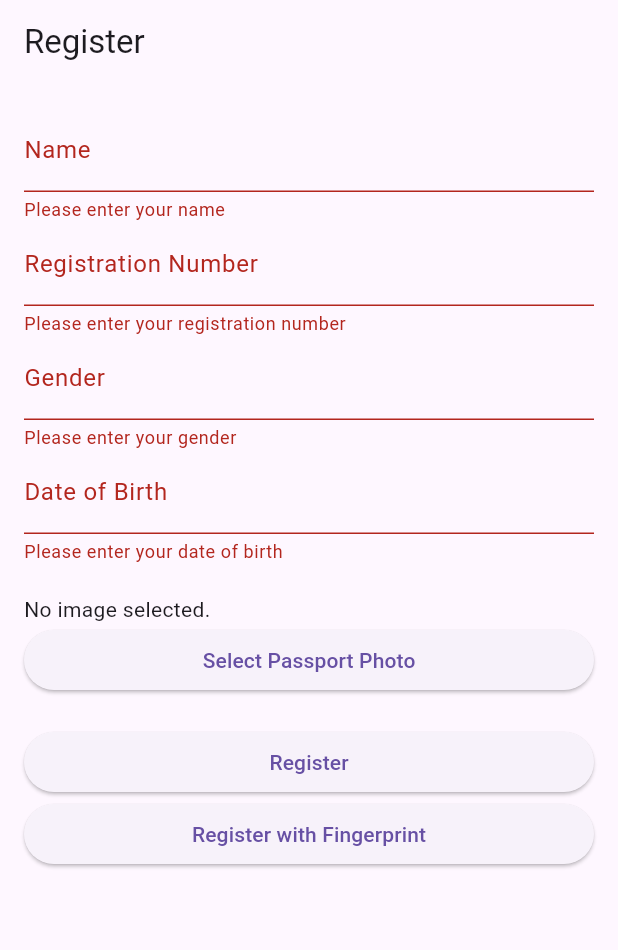
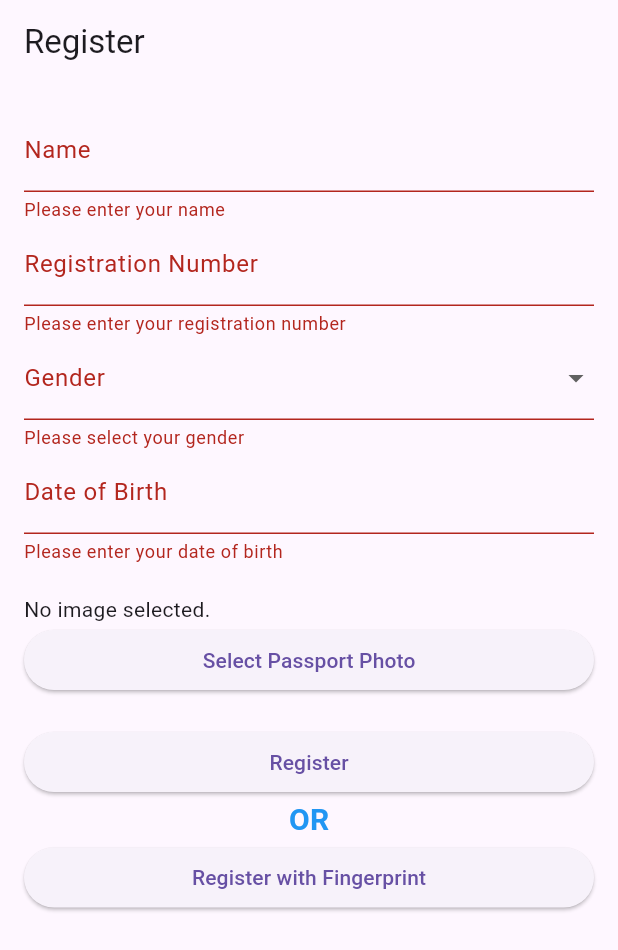
Before and after one commit to Ashymz/register-auth, a Flutter app: the screen it shows after launch, after a tap on "Register", after a tap on "Register with Fingerprint", on a phone screen of 412 x 824 dp. Shown: the top 950 px of the screen. Run offline on Flutter 3.47's test engine with Material 3 defaults, Android fonts, the phone set to English and light mode, and no system bars; our stand-ins replace image_picker, local_auth, shared_preferences.

```diff
--- a/lib/auth/register.dart
+++ b/lib/auth/register.dart
@@ -169,7 +169,6 @@ import 'package:image_picker/image_picker.dart';
 //   }
 // }
 
-
 // lib/register_page.dart
 import 'dart:io';
 import 'package:flutter/material.dart';
@@ -177,7 +176,6 @@ import 'package:image_picker/image_picker.dart';
 import 'package:shared_preferences/shared_preferences.dart';
 import 'package:flutter/services.dart';
 import 'package:local_auth/local_auth.dart';
-
 
 class RegisterPage extends StatefulWidget {
   @override
@@ -188,7 +186,7 @@ class _RegisterPageState extends State<RegisterPage> {
   final _formKey = GlobalKey<FormState>();
   String name = '';
   String registrationNumber = '';
-  String gender = '';
+  String? gender;
   String dateOfBirth = '';
   File? _passportPhoto;
   final ImagePicker _picker = ImagePicker();
@@ -249,7 +247,7 @@ class _RegisterPageState extends State<RegisterPage> {
       SharedPreferences prefs = await SharedPreferences.getInstance();
       prefs.setString('name', name);
       prefs.setString('registrationNumber', registrationNumber);
-      prefs.setString('gender', gender);
+      prefs.setString('gender', gender!);
       prefs.setString('dateOfBirth', dateOfBirth);
       prefs.setString('passportPhoto', _passportPhoto!.path);
 
@@ -263,6 +261,20 @@ class _RegisterPageState extends State<RegisterPage> {
             content:
                 Text('Please fill all fields and select a passport photo')),
       );
+    }
+  }
+
+  Future<void> _selectDate(BuildContext context) async {
+    final DateTime? picked = await showDatePicker(
+      context: context,
+      initialDate: DateTime.now(),
+      firstDate: DateTime(1900),
+      lastDate: DateTime.now(),
+    );
+    if (picked != null && picked != DateTime.now()) {
+      setState(() {
+        dateOfBirth = "${picked.toLocal()}".split(' ')[0];
+      });
     }
   }
 
@@ -291,16 +303,35 @@ class _RegisterPageState extends State<RegisterPage> {
                     : null,
                 onSaved: (value) => registrationNumber = value!,
               ),
-              TextFormField(
+              DropdownButtonFormField<String>(
                 decoration: InputDecoration(labelText: 'Gender'),
+                value: gender,
+                items: <String>['Male', 'Female']
+                    .map<DropdownMenuItem<String>>((String value) {
+                  return DropdownMenuItem<String>(
+                    value: value,
+                    child: Text(value),
+                  );
+                }).toList(),
+                onChanged: (value) {
+                  setState(() {
+                    gender = value!;
+                  });
+                },
                 validator: (value) =>
-                    value!.isEmpty ? 'Please enter your gender' : null,
+                    value == null ? 'Please select your gender' : null,
                 onSaved: (value) => gender = value!,
               ),
               TextFormField(
-                decoration: InputDecoration(labelText: 'Date of Birth'),
-                validator: (value) =>
-                    value!.isEmpty ? 'Please enter your date of birth' : null,
+                readOnly: true,
+                decoration: InputDecoration(
+                  labelText: 'Date of Birth',
+                  hintText: dateOfBirth,
+                ),
+                onTap: () => _selectDate(context),
+                validator: (value) => dateOfBirth.isEmpty
+                    ? 'Please enter your date of birth'
+                    : null,
                 onSaved: (value) => dateOfBirth = value!,
               ),
               SizedBox(height: 20),
@@ -316,6 +347,12 @@ class _RegisterPageState extends State<RegisterPage> {
                 onPressed: _saveDetails,
                 child: Text('Register'),
               ),
+              Center(
+                  child: Text('OR',
+                      style: TextStyle(
+                          color: Colors.blue,
+                          fontWeight: FontWeight.bold,
+                          fontSize: 20))),
               ElevatedButton(
                 onPressed: authenticate,
                 child: Text('Register with Fingerprint'),
--- a/lib/splashscreen.dart
+++ b/lib/splashscreen.dart
@@ -26,7 +26,13 @@ class _SplashScreenState extends State<SplashScreen> {
   Widget build(BuildContext context) {
     return Scaffold(
       body: Center(
-        child: Text('Splash Screen'),
+        child: Text(
+          'RegiSmart',
+          style: TextStyle(
+            fontSize: 30,
+            fontWeight: FontWeight.bold,
+          ),
+        ),
       ),
     );
   }
```
